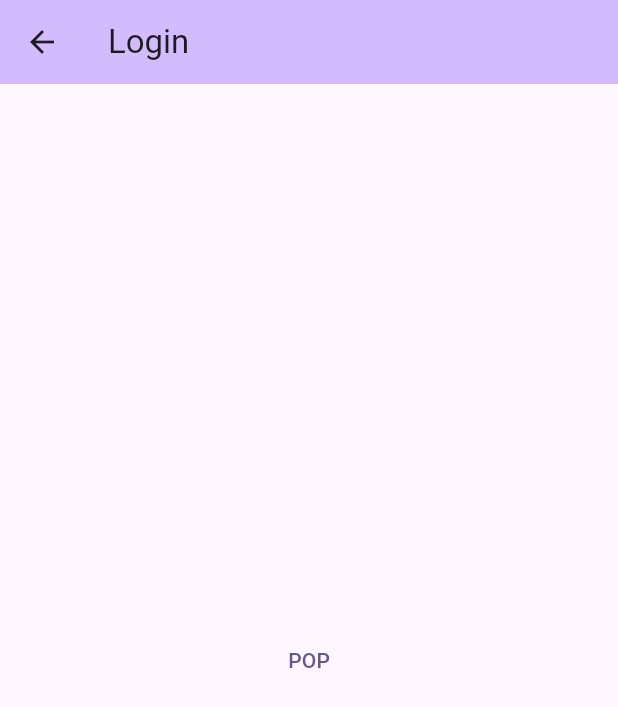
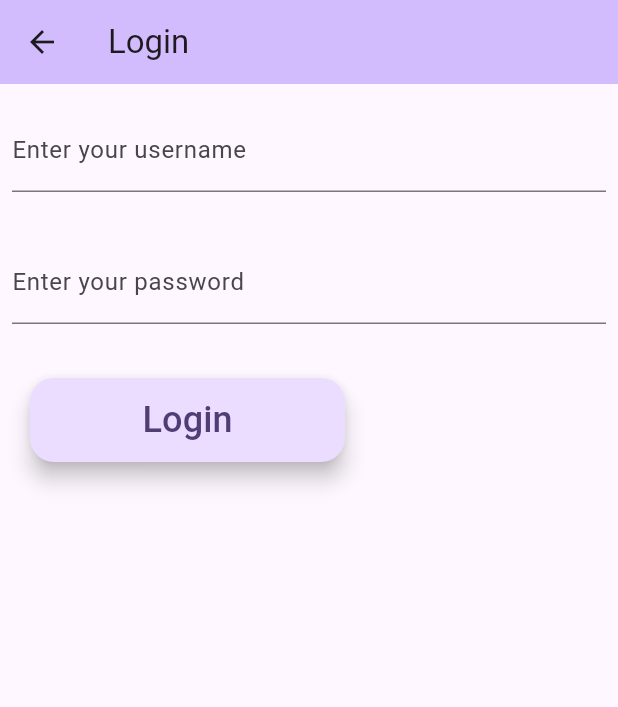
Before and after one commit to cachille061/large-project, a Flutter app: the screen it shows after launch, after a tap on "Login", on a phone screen of 412 x 824 dp. Shown: the top 707 px of the screen. Run offline on Flutter 3.47's test engine with Material 3 defaults, Android fonts, the phone set to English and light mode, and no system bars.

Commit message:
switch up what's the home page

```diff
--- a/flutter_app/lib/login_page.dart
+++ b/flutter_app/lib/login_page.dart
@@ -1,7 +1,47 @@
 import 'package:flutter/material.dart';
+import 'package:flutter_app/main.dart';
 
-class LoginPage extends StatelessWidget {
+class LoginPage extends StatefulWidget {
   const LoginPage({super.key});
+
+  @override
+  State<LoginPage> createState() => MyCustomForm();
+}
+
+class MyCustomForm extends State<LoginPage> {
+  final usernameControl = TextEditingController();
+  final passwordControl = TextEditingController();
+  final usernameTest = "test";
+  final passwordTest = "1234";
+  var errorText = "";
+
+  @override
+  initState() {
+    super.initState();
+    usernameControl.addListener(() {
+      setState(() {});
+    });
+    passwordControl.addListener(() {
+      setState(() {});
+    });
+  }
+
+  _login() {
+    final success =
+        (usernameControl.text == usernameTest &&
+        passwordControl.text == passwordTest);
+    if (success) {
+      Navigator.push(
+        context,
+        MaterialPageRoute<void>(builder: (BuildContext context) => HomePage()),
+      );
+    } else {
+      setState(() {
+        errorText = "Invalid Username or Password!";
+      });
+    }
+  }
+
   @override
   Widget build(BuildContext context) {
     return Scaffold(
@@ -9,14 +49,53 @@ class LoginPage extends StatelessWidget {
         title: const Text('Login'),
         backgroundColor: Theme.of(context).colorScheme.inversePrimary,
       ),
-      body: Center(
-        child: TextButton(
-          child: const Text('POP'),
-          onPressed: () {
-            Navigator.pop(context);
-          },
-        ),
+      body: Column(
+        crossAxisAlignment: CrossAxisAlignment.start,
+        children: <Widget>[
+          Padding(
+            padding: const EdgeInsets.symmetric(horizontal: 8, vertical: 16),
+            child: TextFormField(
+              decoration: const InputDecoration(
+                border: UnderlineInputBorder(),
+                labelText: 'Enter your username',
+              ),
+              controller: usernameControl,
+            ),
+          ),
+          Padding(
+            padding: const EdgeInsets.symmetric(horizontal: 8, vertical: 16),
+            child: TextFormField(
+              decoration: const InputDecoration(
+                border: UnderlineInputBorder(),
+                labelText: 'Enter your password',
+              ),
+              controller: passwordControl,
+            ),
+          ),
+          SizedBox(
+            width: 250,
+            child: Padding(
+              padding: EdgeInsetsGeometry.all(20),
+              child: FloatingActionButton(
+                onPressed: () => _login(),
+                child: const Text("Login", style: TextStyle(fontSize: 24)),
+              ),
+            ),
+          ),
+          Padding(
+            padding: const EdgeInsets.symmetric(horizontal: 8, vertical: 16),
+            child: Text(errorText),
+          ),
+        ],
       ),
     );
   }
+
+  @override
+  void dispose() {
+    // Clean up the controller when the widget is disposed.
+    usernameControl.dispose();
+    passwordControl.dispose();
+    super.dispose();
+  }
 }
--- a/flutter_app/lib/main.dart
+++ b/flutter_app/lib/main.dart
@@ -15,137 +15,127 @@ class MyApp extends StatelessWidget {
     return MaterialApp(
       title: 'COP4331 Group 2',
       theme: ThemeData(
-        // This is the theme of your application.
-        //
-        // TRY THIS: Try running your application with "flutter run". You'll see
-        // the application has a purple toolbar. Then, without quitting the app,
-        // try changing the seedColor in the colorScheme below to Colors.green
-        // and then invoke "hot reload" (save your changes or press the "hot
-        // reload" button in a Flutter-supported IDE, or press "r" if you used
-        // the command line to start the app).
-        //
-        // Notice that the counter didn't reset back to zero; the application
-        // state is not lost during the reload. To reset the state, use hot
-        // restart instead.
-        //
-        // This works for code too, not just values: Most code changes can be
-        // tested with just a hot reload.
         colorScheme: ColorScheme.fromSeed(seedColor: Colors.deepPurple),
       ),
-      home: const Login(title: 'COP 4331 Group 2 Login'),
+      home: const HomePage(),
     );
   }
 }
 
-class Login extends StatefulWidget {
-  const Login({super.key, required this.title});
+class HomePage extends StatelessWidget {
+  const HomePage({super.key});
 
-  // This widget is the home page of your application. It is stateful, meaning
-  // that it has a State object (defined below) that contains fields that affect
-  // how it looks.
-
-  // This class is the configuration for the state. It holds the values (in this
-  // case the title) provided by the parent (in this case the App widget) and
-  // used by the build method of the State. Fields in a Widget subclass are
-  // always marked "final".
-
-  final String title;
-
-  @override
-  State<Login> createState() => _LoginState();
+  void _loginButton(BuildContext context) {
+    Navigator.push(
+      context,
+      MaterialPageRoute<void>(
+        builder: (BuildContext context) => const LoginPage(),
+      ),
+    );
   }
 
-class _LoginState extends State<Login> {
-  void _loginButton() {
-    Navigator.push(context, MaterialPageRoute<void>(
-        builder: (BuildContext context) => const LoginPage()
-    ));
+  void _signupButton(BuildContext context) {
+    Navigator.push(
+      context,
+      MaterialPageRoute<void>(
+        builder: (BuildContext context) => const SignUpPage(),
+      ),
+    );
   }
-  void _signupButton() {
-    Navigator.push(context, MaterialPageRoute<void>(
-        builder: (BuildContext context) => const SignUpPage()
-    ));
-  }
+
+  // This widget is the root of your application.
   @override
   Widget build(BuildContext context) {
-    // This method is rerun every time setState is called, for instance as done
-    // by the _incrementCounter method above.
-    //
-    // The Flutter framework has been optimized to make rerunning build methods
-    // fast, so that you can just rebuild anything that needs updating rather
-    // than having to individually change instances of widgets.
     return Scaffold(
       appBar: AppBar(
-        // TRY THIS: Try changing the color here to a specific color (to
-        // Colors.amber, perhaps?) and trigger a hot reload to see the AppBar
-        // change color while the other colors stay the same.
+        title: Row(
+          children: [
+            const Padding(
+              padding: EdgeInsets.symmetric(horizontal: 10),
+              child: Text('MyTechMarketplace'),
+            ),
+            Padding(
+              padding: EdgeInsets.symmetric(horizontal: 10),
+              child: SizedBox(
+                width: 100,
+                child: FloatingActionButton(
+                  onPressed: () => _loginButton(context),
+                  child: const Text("Login", style: TextStyle(fontSize: 24)),
+                ),
+              ),
+            ),
+            Padding(
+              padding: EdgeInsets.symmetric(horizontal: 10),
+              child: SizedBox(
+                width: 100,
+                child: FloatingActionButton(
+                  onPressed: () => _signupButton(context),
+                  child: const Text("Sign Up", style: TextStyle(fontSize: 24)),
+                ),
+              ),
+            ),
+          ],
+        ),
         backgroundColor: Theme.of(context).colorScheme.inversePrimary,
-        // Here we take the value from the MyHomePage object that was created by
-        // the App.build method, and use it to set our appbar title.
-        title: Text(widget.title),
       ),
       body: Center(
-        // Center is a layout widget. It takes a single child and positions it
-        // in the middle of the parent.
-
-        child: SizedBox(
-          height: 250,
-          child: Card(
-            color: Theme.of(context).colorScheme.secondary,
         child: Column(
-              // Column is also a layout widget. It takes a list of children and
-              // arranges them vertically. By default, it sizes itself to fit its
-              // children horizontally, and tries to be as tall as its parent.
-              //
-              // Column has various properties to control how it sizes itself and
-              // how it positions its children. Here we use mainAxisAlignment to
-              // center the children vertically; the main axis here is the vertical
-              // axis because Columns are vertical (the cross axis would be
-              // horizontal).
-              //
-              // TRY THIS: Invoke "debug painting" (choose the "Toggle Debug Paint"
-              // action in the IDE, or press "p" in the console), to see the
-              // wireframe for each widget.
-
+          mainAxisAlignment: MainAxisAlignment.center,
+          children: [ProductsList()],
+        ),
+      ),
+      bottomNavigationBar: Padding(
+        padding: EdgeInsets.all(5),
+        child: Container(
+          color: Theme.of(context).secondaryHeaderColor,
+          child: Row(
             mainAxisAlignment: MainAxisAlignment.center,
             children: [
-                SizedBox(
-                  width: 250,
-                  child:
-                    Padding(
-                      padding: EdgeInsetsGeometry.all(20),
-                      child: FloatingActionButton(
-                        onPressed: () => _loginButton(),
-                        child: const Text(
-                          "Login",
-                          style: TextStyle(
-                            fontSize: 24,
-                          )
+              IconButton(icon: Icon(Icons.search), onPressed: () {}),
+              IconButton(icon: Icon(Icons.home), onPressed: () {}),
+              IconButton(icon: Icon(Icons.sell), onPressed: () {}),
+              IconButton(icon: Icon(Icons.history), onPressed: () {}),
+            ],
           ),
-                      )
-                    )
         ),
-                SizedBox(
-                  width: 250,
-                  child:
-                    Padding(
-                      padding: EdgeInsetsGeometry.all(20),
-                      child: FloatingActionButton(
-                        onPressed: () => _signupButton(),
-                        child: const Text(
-                          "Sign Up",
-                          style: TextStyle(
-                            fontSize: 24,
-                          )
       ),
-                      )
-                    )
-                )
-              ],
-            )
-          )
-        )
-      )
     );
   }
 }
+
+class ProductsList extends StatefulWidget {
+  const ProductsList({super.key});
+
+  @override
+  State<ProductsList> createState() => _ProductsListState();
+}
+
+class _ProductsListState extends State<ProductsList> {
+  final products = [
+    "Razer Keyboard",
+    "Logitech Gaming Mouse",
+    "Corsair Mechanical Keyboard",
+    "ASUS ROG Gaming Laptop",
+    "Dell Ultrasharp Monitor",
+    "Apple MacBook Pro",
+    "Samsung SSD 1TB",
+    "NVIDIA GeForce RTX 4090",
+    "AMD Ryzen 9 Processor",
+    "HyperX Cloud II Headset",
+    "SteelSeries Mouse Pad",
+    "Elgato Stream Deck",
+    "Logitech Brio Webcam",
+    "Anker USB-C Hub",
+    "Sony WH-1000XM5 Headphones",
+    "Raspberry Pi 5",
+    "Intel Core i9 CPU",
+    "ASUS TUF Motherboard",
+    "Crucial DDR5 RAM 32GB",
+    "WD Black NVMe SSD 2TB",
+  ];
+
+  @override
+  Widget build(BuildContext context) {
+    return Column(children: [for (var product in products) Text(product)]);
+  }
+}
```
Also changed, not shown: flutter_app/lib/login_or_signup.dart (added, +107 -0 lines). Lines whose indentation alone changed are shown as unchanged.
